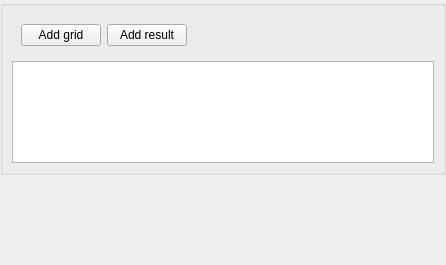
This is threedi_plugin_dockwidget_base.ui in nens/threedi-results-analysis as Qt 5 draws it before an edit. The edited form follows.
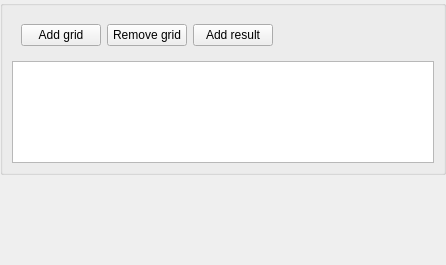
This is the edited form.

Commit message: WIP grid removal

Patch:
```diff
--- a/threedi_plugin_dockwidget_base.ui
+++ b/threedi_plugin_dockwidget_base.ui
@@ -124,6 +124,13 @@
                 </property>
                </widget>
               </item>
+              <item>
+               <widget class="QPushButton" name="pushButton_RemoveGrid">
+                <property name="text">
+                 <string>Remove grid</string>
+                </property>
+               </widget>
+              </item>
               <item>
                <widget class="QPushButton" name="pushButton_AddResult">
                 <property name="text">
```
The commit also changes 4 other files.
